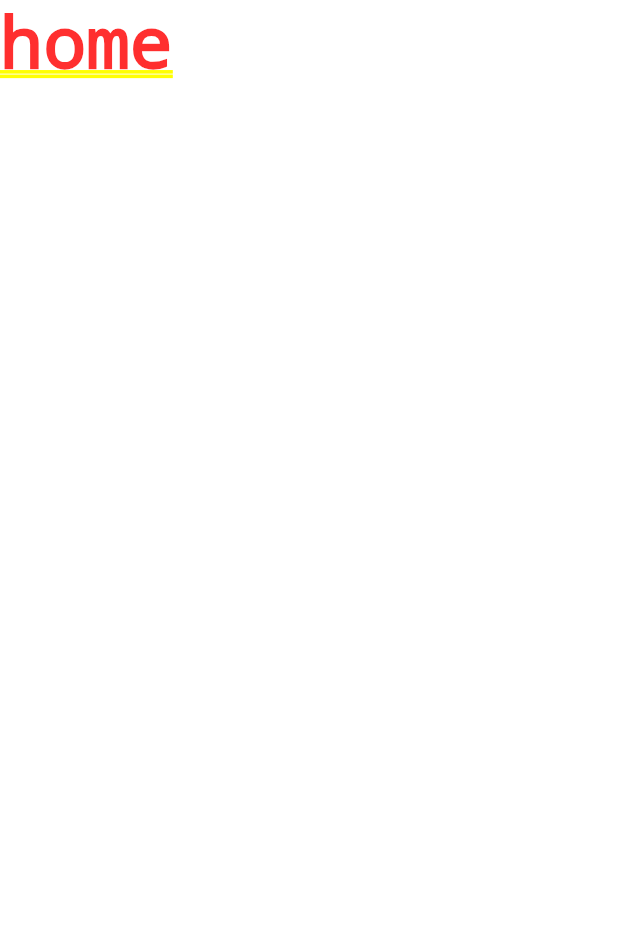
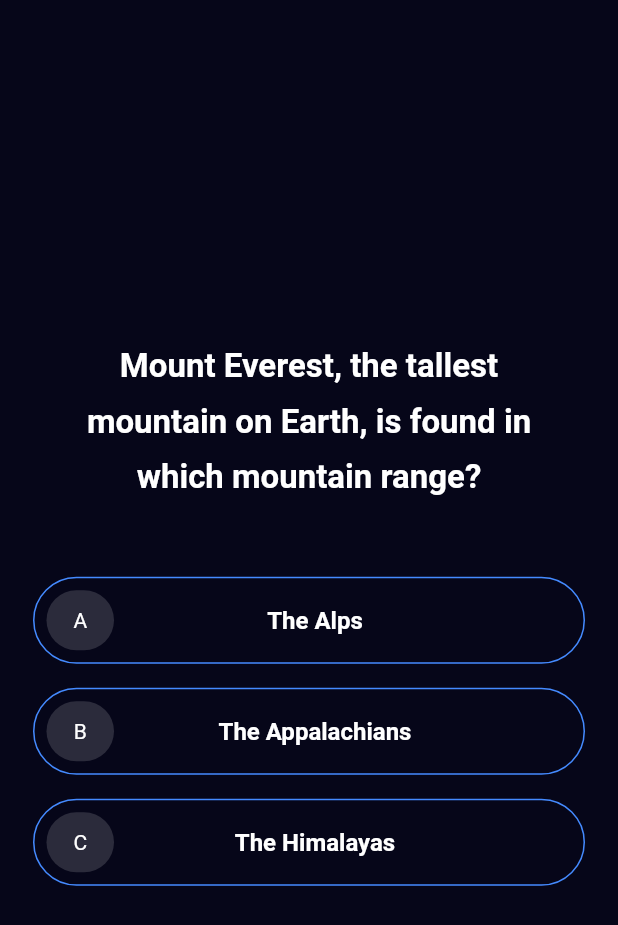
Before and after one commit to elvenstudios/Trivia-Template, a Flutter app: the screen it shows after launch, on a phone screen of 412 x 824 dp. Shown: the top 925 px of the screen. Run offline on Flutter 3.47's test engine with Material 2 defaults, Android fonts, the phone set to English and light mode, and no system bars; our stand-ins replace flutter_dotenv.

Commit message:
added a ton of initial stuff

```diff
--- a/lib/main.dart
+++ b/lib/main.dart
@@ -1,7 +1,9 @@
 import 'package:flutter/material.dart';
-import 'package:trivia_template/screens/home.dart';
+import 'package:flutter_dotenv/flutter_dotenv.dart';
+import 'package:trivia_template/screens/question_card.dart';
 
-void main() {
+Future<void> main() async {
+  await DotEnv().load('lib/assets/.env');
   runApp(MyApp());
 }
 
@@ -11,22 +13,23 @@ class MyApp extends StatelessWidget {
     return MaterialApp(
       title: 'Flutter Demo',
       theme: ThemeData(
-        // This is the theme of your application.
-        //
-        // Try running your application with "flutter run". You'll see the
-        // application has a blue toolbar. Then, without quitting the app, try
-        // changing the primarySwatch below to Colors.green and then invoke
-        // "hot reload" (press "r" in the console where you ran "flutter run",
-        // or simply save your changes to "hot reload" in a Flutter IDE).
-        // Notice that the counter didn't reset back to zero; the application
-        // is not restarted.
-        primarySwatch: Colors.blue,
-        // This makes the visual density adapt to the platform that you run
-        // the app on. For desktop platforms, the controls will be smaller and
-        // closer together (more dense) than on mobile platforms.
-        visualDensity: VisualDensity.adaptivePlatformDensity,
+        colorScheme: ColorScheme(
+          primary: Colors.purple,
+          primaryVariant: Colors.purpleAccent,
+          secondary: Colors.blue,
+          secondaryVariant: Colors.blueAccent,
+          surface: Colors.white,
+          error: Colors.red,
+          onPrimary: Colors.white,
+          onSecondary: Colors.white,
+          onSurface: Colors.black,
+          onBackground: Colors.white,
+          onError: Colors.white,
+          brightness: Brightness.dark,
+          background: Color.fromRGBO(6, 6, 25, 1),
+        ),
       ),
-      home: Home(),
+      home: QuestionCard(),
     );
   }
 }
--- /dev/null
+++ b/lib/models/question.dart
@@ -0,0 +1,32 @@
+import 'dart:math';
+
+import 'package:flutter/cupertino.dart';
+
+class Question {
+  Question({@required this.title, @required this.answer, @required this.wrongAnswers});
+  String title;
+  String answer;
+  List<String> wrongAnswers;
+
+  // returns all options in a random order
+  List<String> get options {
+    return _shuffle([answer, ...wrongAnswers]);
+  }
+
+  // shuffles the list so the options aren't in the same order every time
+  List<String> _shuffle(List<String> items) {
+    var random = new Random();
+
+    // Go through all elements.
+    for (int i = items.length - 1; i > 0; i--) {
+      // Pick a pseudorandom number according to the list length
+      int n = random.nextInt(i + 1);
+
+      String temp = items[i];
+      items[i] = items[n];
+      items[n] = temp;
+    }
+
+    return items;
+  }
+}
--- a/lib/screens/home.dart
+++ /dev/null
@@ -1,10 +0,0 @@
-import 'package:flutter/cupertino.dart';
-
-class Home extends StatelessWidget {
-  @override
-  Widget build(BuildContext context) {
-    return Container(
-      child: Text('home'),
-    );
-  }
-}
--- /dev/null
+++ b/lib/screens/question_card.dart
@@ -0,0 +1,55 @@
+import 'package:flutter/cupertino.dart';
+import 'package:flutter/material.dart';
+import 'package:trivia_template/models/question.dart';
+import 'package:trivia_template/widgets/option_section.dart';
+
+class QuestionCard extends StatelessWidget {
+  @override
+  Widget build(BuildContext context) {
+    final Question question = Question(
+      title: 'Mount Everest, the tallest mountain on Earth, is found in which mountain range?',
+      answer: 'The Alps',
+      wrongAnswers: [
+        'The Himalayas',
+        'The Appalachians',
+      ],
+    );
+
+    return Scaffold(
+      backgroundColor: Theme.of(context).colorScheme.background,
+      body: SafeArea(
+        child: Column(
+          mainAxisAlignment: MainAxisAlignment.center,
+          children: [
+            Padding(
+              padding: const EdgeInsets.only(bottom: 40.0),
+              child: Row(
+                mainAxisAlignment: MainAxisAlignment.center,
+                children: [
+                  Container(
+                    constraints: BoxConstraints(
+                      maxWidth: 300,
+                    ),
+                    child: Text(
+                      question.title,
+                      textAlign: TextAlign.center,
+                      style: TextStyle(
+                        fontWeight: FontWeight.bold,
+                        fontSize: 22,
+                      ),
+                      strutStyle: StrutStyle(
+                        fontSize: 22,
+                        leading: .5,
+                      ),
+                    ),
+                  ),
+                ],
+              ),
+            ),
+            OptionSection(question),
+          ],
+        ),
+      ),
+    );
+  }
+}
--- /dev/null
+++ b/lib/widgets/option_section.dart
@@ -0,0 +1,31 @@
+import 'package:flutter/cupertino.dart';
+import 'package:trivia_template/models/question.dart';
+import 'package:trivia_template/widgets/trivia_option.dart';
+
+class OptionSection extends StatelessWidget {
+  OptionSection(this.question);
+  final Question question;
+
+  List<Widget> _renderOptions() {
+    return this.question.options.asMap().entries.map((option) => TriviaOption(option.value, option.key)).toList();
+  }
+
+  @override
+  Widget build(BuildContext context) {
+    return Row(
+      mainAxisAlignment: MainAxisAlignment.center,
+      children: [
+        Container(
+          constraints: BoxConstraints(
+            maxWidth: 400,
+          ),
+          child: Column(
+            children: [
+              ..._renderOptions(),
+            ],
+          ),
+        ),
+      ],
+    );
+  }
+}
--- /dev/null
+++ b/lib/widgets/trivia_option.dart
@@ -0,0 +1,118 @@
+import 'dart:math';
+
+import 'package:flutter/cupertino.dart';
+import 'package:flutter/material.dart';
+
+class TriviaOption extends StatefulWidget {
+  TriviaOption(this.text, this.option);
+  final String text;
+  final int option;
+
+  @override
+  _TriviaOptionState createState() => _TriviaOptionState();
+}
+
+class _TriviaOptionState extends State<TriviaOption> {
+  // converts an index to a letter
+  String _getOptionLetter(int option) {
+    int choice = option + 1;
+    switch (choice) {
+      case 1:
+        {
+          return 'A';
+        }
+        break;
+
+      case 2:
+        {
+          return 'B';
+        }
+        break;
+
+      case 3:
+        {
+          return 'C';
+        }
+        break;
+
+      case 4:
+        {
+          return 'D';
+        }
+        break;
+
+      default:
+        {
+          return '?';
+        }
+        break;
+    }
+  }
+
+  bool answered = false;
+  bool correct = false;
+
+  @override
+  Widget build(BuildContext context) {
+    Color borderColor = Theme.of(context).colorScheme.secondaryVariant;
+
+    // if the question has been answered
+    // change the color accordingly
+    if (answered) {
+      borderColor = correct ? Colors.greenAccent : Colors.pinkAccent;
+    }
+
+    return GestureDetector(
+      onTap: () {
+        setState(() {
+          answered = true;
+          correct = Random().nextBool();
+        });
+      },
+      child: Container(
+        margin: EdgeInsets.only(top: 8, bottom: 8, left: 16, right: 16),
+        padding: EdgeInsets.all(8),
+        decoration: BoxDecoration(
+          border: Border.all(color: borderColor),
+          borderRadius: BorderRadius.circular(100),
+        ),
+        child: Row(
+          children: [
+            Container(
+              height: 40,
+              width: 45,
+              decoration: BoxDecoration(
+                color: Colors.white.withOpacity(.15),
+                borderRadius: BorderRadius.circular(100),
+              ),
+              child: Center(
+                child: Text(
+                  _getOptionLetter(widget.option),
+                  textAlign: TextAlign.center,
+                ),
+              ),
+            ),
+            Expanded(
+              child: Padding(
+                padding: const EdgeInsets.only(left: 8.0),
+                child: Text(
+                  widget.text,
+                  textAlign: TextAlign.center,
+                  style: TextStyle(fontSize: 16, fontWeight: FontWeight.bold),
+                ),
+              ),
+            ),
+            // this is just a space widget to make text appear correct
+            Container(
+              height: 40,
+              width: 45,
+              decoration: BoxDecoration(
+                borderRadius: BorderRadius.circular(100),
+              ),
+            ),
+          ],
+        ),
+      ),
+    );
+  }
+}
--- a/pubspec.yaml
+++ b/pubspec.yaml
@@ -46,8 +46,8 @@ flutter:
   uses-material-design: true
 
   # To add assets to your application, add an assets section, like this:
-   assets:
-     - assets/.env
+  assets:
+    - lib/assets/.env
 
   # An image asset can refer to one or more resolution-specific "variants", see
   # https://flutter.dev/assets-and-images/#resolution-aware.
```
Also changed, not shown: 1 other file.
